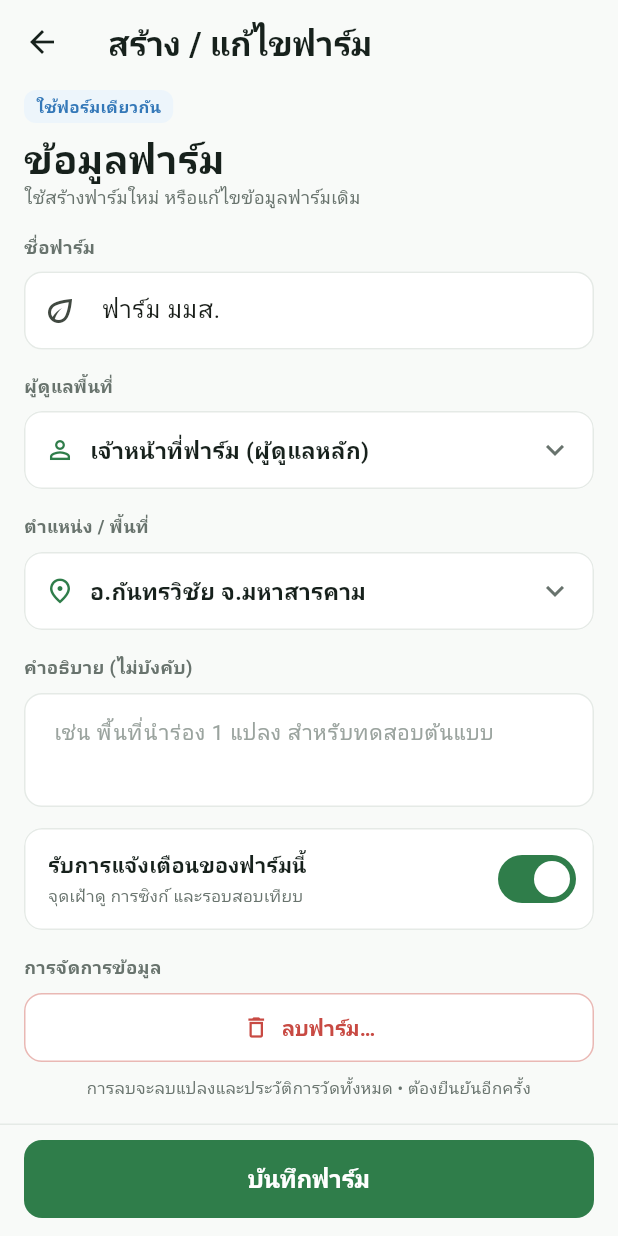
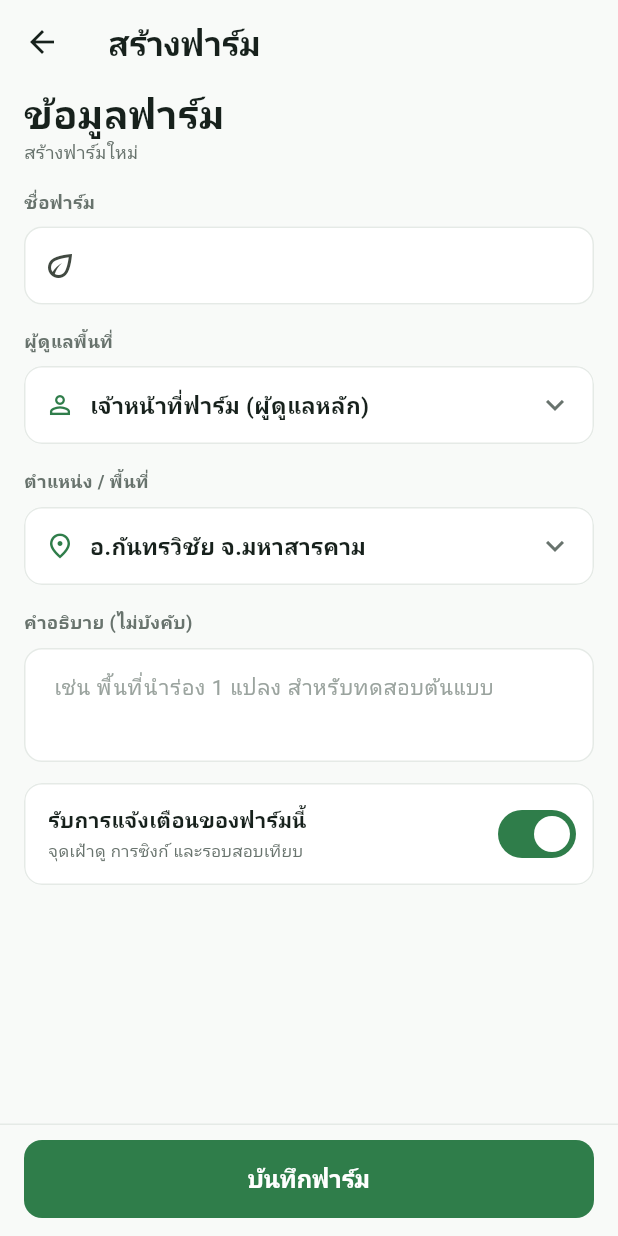
Before and after one commit to Fokkio/smart_soil_app, a Flutter app: the FarmListScreen screen opened directly, after a tap on "เพิ่มฟาร์ม", on a phone screen of 412 x 824 dp. Run offline on Flutter 3.47's test engine with Material 3 defaults, Android fonts, the phone set to English and light mode, and no system bars.

Commit message:
feat(farms): wire farm list and create/edit/delete farm to repository
Co-Authored-By: Claude Sonnet 5.5 <noreply@anthropic.com>

```diff
--- a/lib/screens/farm_screens.dart
+++ b/lib/screens/farm_screens.dart
@@ -1,6 +1,9 @@
 import 'package:flutter/material.dart';
 
+import '../data/app_scope.dart';
+import '../data/farm_repository.dart';
 import '../data/mock_data.dart';
+import '../data/models.dart';
 import '../theme.dart';
 import '../widgets/common.dart';
 import '../widgets/plot_map.dart';
@@ -33,7 +36,24 @@ class _FarmListScreenState extends State<FarmListScreen> {
 
   @override
   Widget build(BuildContext context) {
-    final farms = Mock.farms.where((f) => f.name.contains(q)).toList();
+    final repo = AppScope.of(context);
+    final all = repo.farms;
+    if (all.isEmpty) {
+      return ScreenScaffold(
+        title: 'ฟาร์มของฉัน',
+        bell: true,
+        children: [
+          const InfoBox(tone: Tone.grey, title: 'ยังไม่มีฟาร์ม', body: 'เริ่มต้นด้วยการเพิ่มฟาร์มแรกของคุณ'),
+          const Gap(12),
+          OutlinedButton.icon(
+            onPressed: () => go(context, const CreateFarmScreen()),
+            icon: const Icon(Icons.add),
+            label: const Text('เพิ่มฟาร์ม'),
+          ),
+        ],
+      );
+    }
+    final farms = all.where((f) => f.name.contains(q)).toList();
     return ScreenScaffold(
       title: 'ฟาร์มของฉัน',
       bell: true,
@@ -44,43 +64,11 @@ class _FarmListScreenState extends State<FarmListScreen> {
         ),
         const Gap(12),
         Wrap(spacing: 8, runSpacing: 6, children: [
-          Pill('ทั้งหมด ${Mock.farms.length} ฟาร์ม', tone: Tone.grey),
+          Pill('ทั้งหมด ${all.length} ฟาร์ม', tone: Tone.grey),
           const Pill('ข้อมูลพร้อมใช้', tone: Tone.blue),
         ]),
         const SectionHeader('เลือกฟาร์ม', action: 'เรียงล่าสุด', top: 16),
-        for (final f in farms)
-          AppCard(
-            margin: const EdgeInsets.only(bottom: 10),
-            borderColor: f == Mock.farms.first ? AppColors.green : AppColors.line,
-            borderWidth: f == Mock.farms.first ? 1.5 : 1,
-            onTap: () => go(context, const PlotListScreen()),
-            child: Column(
-              children: [
-                Row(
-                  children: [
-                    const IconCircle(Icons.agriculture_outlined),
-                    const Gap(12),
-                    Expanded(
-                      child: Column(crossAxisAlignment: CrossAxisAlignment.start, children: [
-                        Text(f.name, style: TS.h3),
-                        const Gap(2),
-                        Text(f.caretaker, style: TS.small),
-                      ]),
-                    ),
-                    Pill(f.status == SoilStatus.normal ? 'ปกติ' : 'เฝ้าดู',
-                        tone: toneFor(f.status), icon: f.status == SoilStatus.normal ? Icons.check : Icons.priority_high),
-                  ],
-                ),
-                const Divider(height: 24),
-                Row(children: [
-                  Text('${f.plots} แปลง', style: TS.title),
-                  const Spacer(),
-                  const Text('ดูแปลง', style: TS.link),
-                  const Icon(Icons.chevron_right, color: AppColors.green),
-                ]),
-              ],
-            ),
-          ),
+        for (final f in farms) _farmCard(context, repo, f, highlighted: f.id == all.first.id),
         if (farms.isEmpty) const InfoBox(tone: Tone.grey, title: 'ไม่พบฟาร์มที่ค้นหา'),
         const SectionHeader('ทางลัดที่ใช้บ่อย'),
         Row(children: [
@@ -101,6 +89,43 @@ class _FarmListScreenState extends State<FarmListScreen> {
           ),
         ]),
       ],
+    );
+  }
+
+  Widget _farmCard(BuildContext context, FarmRepository repo, FarmRecord f, {required bool highlighted}) {
+    final status = repo.farmStatus(f.id);
+    final when = formatWhen(f.updatedAt, repo.clock());
+    return AppCard(
+      margin: const EdgeInsets.only(bottom: 10),
+      borderColor: highlighted ? AppColors.green : AppColors.line,
+      borderWidth: highlighted ? 1.5 : 1,
+      onTap: () => go(context, const PlotListScreen()),
+      child: Column(
+        children: [
+          Row(
+            children: [
+              const IconCircle(Icons.agriculture_outlined),
+              const Gap(12),
+              Expanded(
+                child: Column(crossAxisAlignment: CrossAxisAlignment.start, children: [
+                  Text(f.name, style: TS.h3),
+                  const Gap(2),
+                  Text(f.caretaker.isEmpty ? when : 'ผู้ดูแล: ${f.caretaker} • $when', style: TS.small),
+                ]),
+              ),
+              Pill(status == SoilStatus.normal ? 'ปกติ' : 'เฝ้าดู',
+                  tone: toneFor(status), icon: status == SoilStatus.normal ? Icons.check : Icons.priority_high),
+            ],
+          ),
+          const Divider(height: 24),
+          Row(children: [
+            Text('${repo.plotsOf(f.id).length} แปลง', style: TS.title),
+            const Spacer(),
+            const Text('ดูแปลง', style: TS.link),
+            const Icon(Icons.chevron_right, color: AppColors.green),
+          ]),
+        ],
+      ),
     );
   }
 }
@@ -315,55 +340,139 @@ class _PlotDetailScreenState extends State<PlotDetailScreen> {
 // ---------------------------------------------------------------- FLOW-10 Create / edit farm
 
 class CreateFarmScreen extends StatefulWidget {
-  const CreateFarmScreen({super.key, this.editing = false});
-  final bool editing;
+  const CreateFarmScreen({super.key, this.farmId});
+  final String? farmId;
   @override
   State<CreateFarmScreen> createState() => _CreateFarmScreenState();
 }
 
 class _CreateFarmScreenState extends State<CreateFarmScreen> {
-  final name = TextEditingController(text: Mock.farmName);
-  String caretaker = 'เจ้าหน้าที่ฟาร์ม (ผู้ดูแลหลัก)';
-  String location = 'อ.กันทรวิชัย จ.มหาสารคาม';
+  static const _caretakerOptions = ['เจ้าหน้าที่ฟาร์ม (ผู้ดูแลหลัก)', 'ทีมโครงการ', 'นักวิจัย / นิสิต'];
+  static const _locationOptions = ['อ.กันทรวิชัย จ.มหาสารคาม', 'อ.เมือง จ.มหาสารคาม', 'ใช้ตำแหน่งปัจจุบัน'];
+
+  final name = TextEditingController();
+  final note = TextEditingController();
+  String caretaker = _caretakerOptions.first;
+  String location = _locationOptions.first;
   bool notify = true;
+  bool _loaded = false;
+  bool _saving = false;
+
+  @override
+  void didChangeDependencies() {
+    super.didChangeDependencies();
+    if (_loaded) return;
+    _loaded = true;
+    final id = widget.farmId;
+    if (id == null) return;
+    final f = AppScope.read(context).farm(id);
+    if (f == null) return;
+    name.text = f.name;
+    note.text = f.note;
+    caretaker = f.caretaker;
+    location = f.location;
+    notify = f.notify;
+  }
 
   @override
   void dispose() {
     name.dispose();
+    note.dispose();
     super.dispose();
+  }
+
+  List<String> _withExtra(List<String> options, String value) =>
+      value.isEmpty || options.contains(value) ? options : [value, ...options];
+
+  Future<void> _save() async {
+    final repo = AppScope.read(context);
+    final n = name.text.trim();
+    if (n.isEmpty) {
+      toast(context, 'กรุณาใส่ชื่อฟาร์ม');
+      return;
+    }
+    setState(() => _saving = true);
+    try {
+      final id = widget.farmId;
+      if (id == null) {
+        await repo.addFarm(name: n, caretaker: caretaker, location: location, note: note.text.trim(), notify: notify);
+      } else {
+        final existing = repo.farm(id);
+        if (existing == null) throw StateError('Farm not found: $id');
+        await repo.updateFarm(existing.copyWith(
+            name: n, caretaker: caretaker, location: location, note: note.text.trim(), notify: notify));
+      }
+      if (!mounted) return;
+      backToShell(context, 'บันทึกฟาร์ม "$n" แล้ว');
+    } on ArgumentError {
+      if (!mounted) return;
+      setState(() => _saving = false);
+      toast(context, 'กรุณาใส่ชื่อฟาร์ม');
+    } catch (_) {
+      if (!mounted) return;
+      setState(() => _saving = false);
+      toast(context, 'บันทึกไม่สำเร็จ ลองอีกครั้ง');
+    }
+  }
+
+  Future<void> _delete() async {
+    final repo = AppScope.read(context);
+    final ok = await confirm(context, 'ลบฟาร์มนี้?', 'แปลงและประวัติการวัดทั้งหมดจะถูกลบถาวร', ok: 'ลบถาวร', danger: true);
+    if (!ok || !mounted) return;
+    try {
+      await repo.deleteFarm(widget.farmId!);
+      if (!mounted) return;
+      backToShell(context, 'ลบฟาร์มแล้ว');
+    } catch (_) {
+      if (!mounted) return;
+      toast(context, 'บันทึกไม่สำเร็จ ลองอีกครั้ง');
+    }
   }
 
   @override
   Widget build(BuildContext context) {
+    final editing = widget.farmId != null;
+    if (editing && AppScope.of(context).farm(widget.farmId!) == null) {
+      return const ScreenScaffold(
+        title: 'แก้ไขฟาร์ม',
+        children: [InfoBox(tone: Tone.grey, title: 'ไม่พบฟาร์มนี้')],
+      );
+    }
     return ScreenScaffold(
-      title: 'สร้าง / แก้ไขฟาร์ม',
+      title: editing ? 'แก้ไขฟาร์ม' : 'สร้างฟาร์ม',
       bottom: FilledButton(
-        onPressed: () => backToShell(context, 'บันทึกฟาร์ม "${name.text}" แล้ว'),
+        onPressed: _saving ? null : _save,
         child: const Text('บันทึกฟาร์ม'),
       ),
       children: [
-        const Align(alignment: Alignment.centerLeft, child: Pill('ใช้ฟอร์มเดียวกัน', tone: Tone.blue, small: true)),
-        const Gap(8),
         const Text('ข้อมูลฟาร์ม', style: TS.h1),
-        const Text('ใช้สร้างฟาร์มใหม่ หรือแก้ไขข้อมูลฟาร์มเดิม', style: TS.small),
+        Text(editing ? 'แก้ไขข้อมูลฟาร์มเดิม' : 'สร้างฟาร์มใหม่', style: TS.small),
         const FieldLabel('ชื่อฟาร์ม'),
-        TextField(controller: name, decoration: const InputDecoration(prefixIcon: Icon(Icons.eco_outlined))),
+        TextField(
+          key: const Key('farm-name'),
+          controller: name,
+          decoration: const InputDecoration(prefixIcon: Icon(Icons.eco_outlined)),
+        ),
         const FieldLabel('ผู้ดูแลพื้นที่'),
         PickerField(
           value: caretaker,
           icon: Icons.person_outline,
-          options: const ['เจ้าหน้าที่ฟาร์ม (ผู้ดูแลหลัก)', 'ทีมโครงการ', 'นักวิจัย / นิสิต'],
+          options: _withExtra(_caretakerOptions, caretaker),
           onChanged: (v) => setState(() => caretaker = v),
         ),
         const FieldLabel('ตำแหน่ง / พื้นที่'),
         PickerField(
           value: location,
           icon: Icons.place_outlined,
-          options: const ['อ.กันทรวิชัย จ.มหาสารคาม', 'อ.เมือง จ.มหาสารคาม', 'ใช้ตำแหน่งปัจจุบัน'],
+          options: _withExtra(_locationOptions, location),
           onChanged: (v) => setState(() => location = v),
         ),
         const FieldLabel('คำอธิบาย (ไม่บังคับ)'),
-        const TextField(maxLines: 2, decoration: InputDecoration(hintText: 'เช่น พื้นที่นำร่อง 1 แปลง สำหรับทดสอบต้นแบบ')),
+        TextField(
+          controller: note,
+          maxLines: 2,
+          decoration: const InputDecoration(hintText: 'เช่น พื้นที่นำร่อง 1 แปลง สำหรับทดสอบต้นแบบ'),
+        ),
         const Gap(14),
         ToggleCard(
           title: 'รับการแจ้งเตือนของฟาร์มนี้',
@@ -371,16 +480,12 @@ class _CreateFarmScreenState extends State<CreateFarmScreen> {
           value: notify,
           onChanged: (v) => setState(() => notify = v),
         ),
-        const FieldLabel('การจัดการข้อมูล'),
-        DangerButton(
-          label: 'ลบฟาร์ม…',
-          onPressed: () async {
-            final ok = await confirm(context, 'ลบฟาร์มนี้?', 'แปลงและประวัติการวัดทั้งหมดจะถูกลบถาวร', ok: 'ลบถาวร', danger: true);
-            if (ok && context.mounted) backToShell(context, 'ลบฟาร์มแล้ว (ตัวอย่าง)');
-          },
-        ),
-        const Gap(8),
-        const Text('การลบจะลบแปลงและประวัติการวัดทั้งหมด • ต้องยืนยันอีกครั้ง', style: TS.tiny, textAlign: TextAlign.center),
+        if (editing) ...[
+          const FieldLabel('การจัดการข้อมูล'),
+          DangerButton(label: 'ลบฟาร์ม…', onPressed: _delete),
+          const Gap(8),
+          const Text('การลบจะลบแปลงและประวัติการวัดทั้งหมด • ต้องยืนยันอีกครั้ง', style: TS.tiny, textAlign: TextAlign.center),
+        ],
       ],
     );
   }
```
Also changed, not shown: 1 other file.
